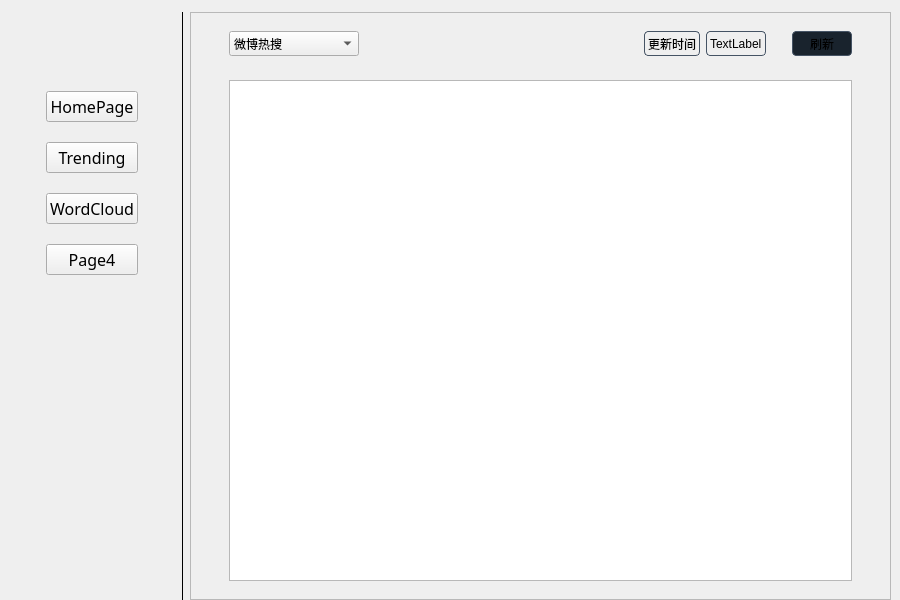
ZainLLL/TopTrending, file window.ui: the form before one commit.
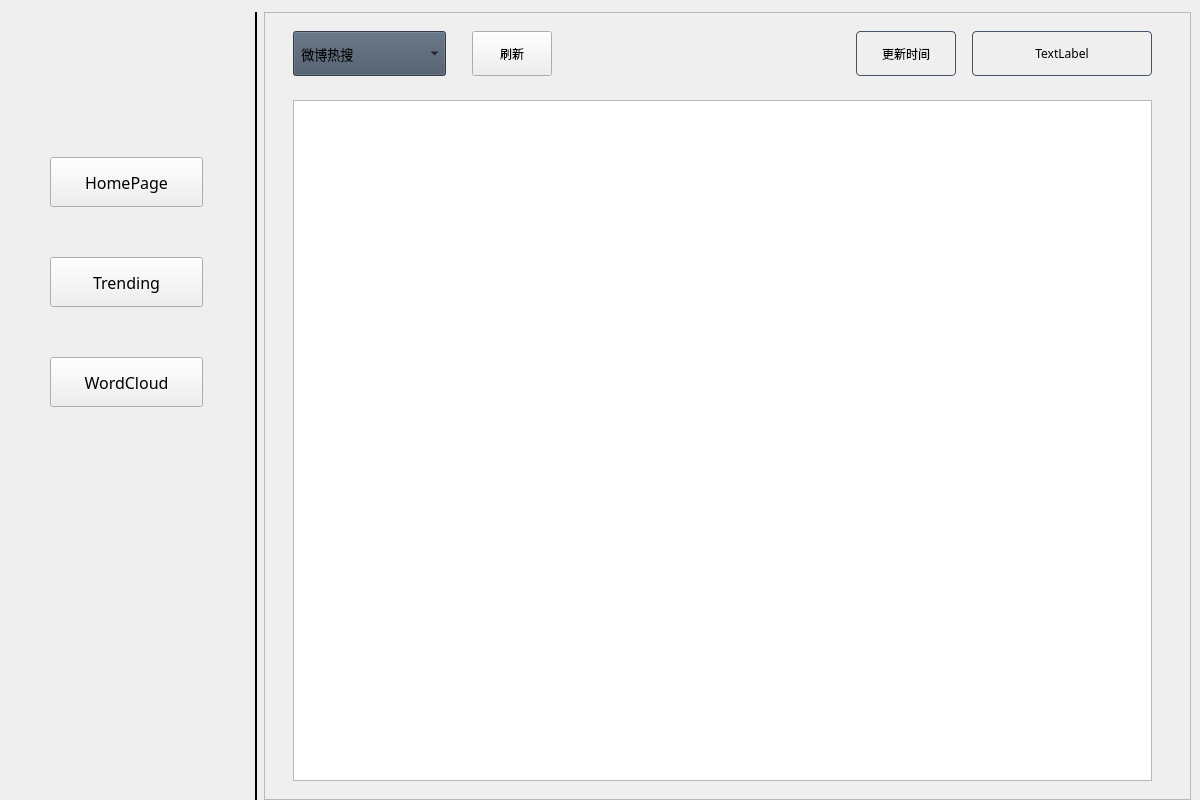
The form after the commit. The open tabs and pages were chosen to show the change. Icons and pictures are not drawn.

Commit message: :lipstick:finish Ui Update

What changed in the file:
```diff
--- a/window.ui
+++ b/window.ui
@@ -6,8 +6,8 @@
    <rect>
     <x>0</x>
     <y>0</y>
-    <width>900</width>
-    <height>600</height>
+    <width>1200</width>
+    <height>800</height>
    </rect>
   </property>
   <property name="minimumSize">
@@ -22,10 +22,10 @@
    </font>
   </property>
   <property name="windowTitle">
-   <string>MainWindow</string>
+   <string>TopTrending</string>
   </property>
   <property name="windowIcon">
-   <iconset resource="a.qrc">
+   <iconset resource="img.qrc">
     <normaloff>:/img/img/logo.ico</normaloff>
     <normalon>:/img/img/logo.ico</normalon>
     <disabledoff>:/img/img/logo.ico</disabledoff>
@@ -62,16 +62,22 @@
      <number>0</number>
     </property>
     <item>
-     <widget class="QFrame" name="frame">
+     <widget class="QFrame" name="Lpage">
       <property name="enabled">
        <bool>true</bool>
       </property>
       <property name="sizePolicy">
-       <sizepolicy hsizetype="Maximum" vsizetype="Preferred">
+       <sizepolicy hsizetype="Fixed" vsizetype="Preferred">
         <horstretch>0</horstretch>
         <verstretch>0</verstretch>
        </sizepolicy>
       </property>
+      <property name="minimumSize">
+       <size>
+        <width>240</width>
+        <height>0</height>
+       </size>
+      </property>
       <property name="mouseTracking">
        <bool>false</bool>
       </property>
@@ -91,6 +97,12 @@
        <property name="spacing">
         <number>16</number>
        </property>
+       <property name="leftMargin">
+        <number>6</number>
+       </property>
+       <property name="rightMargin">
+        <number>6</number>
+       </property>
        <item>
         <spacer name="verticalSpacer_4">
          <property name="orientation">
@@ -110,7 +122,7 @@
        <item>
         <widget class="QLabel" name="label">
          <property name="sizePolicy">
-          <sizepolicy hsizetype="Preferred" vsizetype="Preferred">
+          <sizepolicy hsizetype="Expanding" vsizetype="Minimum">
            <horstretch>0</horstretch>
            <verstretch>0</verstretch>
           </sizepolicy>
@@ -118,7 +130,7 @@
          <property name="minimumSize">
           <size>
            <width>0</width>
-           <height>0</height>
+           <height>45</height>
           </size>
          </property>
          <property name="maximumSize">
@@ -134,7 +146,7 @@
           <enum>Qt::PlainText</enum>
          </property>
          <property name="pixmap">
-          <pixmap resource="a.qrc">:/img/img/title_black.png</pixmap>
+          <pixmap resource="img.qrc">:/img/img/title_black.png</pixmap>
          </property>
          <property name="scaledContents">
           <bool>true</bool>
@@ -150,6 +162,21 @@
           <enum>QFrame::Raised</enum>
          </property>
          <layout class="QHBoxLayout" name="horizontalLayout_8">
+          <property name="spacing">
+           <number>0</number>
+          </property>
+          <property name="leftMargin">
+           <number>0</number>
+          </property>
+          <property name="topMargin">
+           <number>0</number>
+          </property>
+          <property name="rightMargin">
+           <number>0</number>
+          </property>
+          <property name="bottomMargin">
+           <number>0</number>
+          </property>
           <item>
            <spacer name="horizontalSpacer_12">
             <property name="orientation">
@@ -160,7 +187,7 @@
             </property>
             <property name="sizeHint" stdset="0">
              <size>
-              <width>10</width>
+              <width>20</width>
               <height>20</height>
              </size>
             </property>
@@ -176,16 +203,31 @@
             </property>
             <layout class="QVBoxLayout" name="verticalLayout_4">
              <property name="spacing">
+              <number>50</number>
+             </property>
+             <property name="leftMargin">
+              <number>15</number>
+             </property>
+             <property name="topMargin">
+              <number>55</number>
+             </property>
+             <property name="rightMargin">
               <number>20</number>
              </property>
              <item>
               <widget class="QPushButton" name="btn1">
                <property name="sizePolicy">
-                <sizepolicy hsizetype="Preferred" vsizetype="Preferred">
+                <sizepolicy hsizetype="Preferred" vsizetype="Fixed">
                  <horstretch>0</horstretch>
                  <verstretch>0</verstretch>
                 </sizepolicy>
                </property>
+               <property name="minimumSize">
+                <size>
+                 <width>150</width>
+                 <height>50</height>
+                </size>
+               </property>
                <property name="maximumSize">
                 <size>
                  <width>16777215</width>
@@ -206,11 +248,17 @@
              <item>
               <widget class="QPushButton" name="btn2">
                <property name="sizePolicy">
-                <sizepolicy hsizetype="Preferred" vsizetype="Preferred">
+                <sizepolicy hsizetype="Preferred" vsizetype="Fixed">
                  <horstretch>0</horstretch>
                  <verstretch>0</verstretch>
                 </sizepolicy>
                </property>
+               <property name="minimumSize">
+                <size>
+                 <width>0</width>
+                 <height>50</height>
+                </size>
+               </property>
                <property name="font">
                 <font>
                  <family>等距更纱黑体 SC</family>
@@ -225,11 +273,17 @@
              <item>
               <widget class="QPushButton" name="btn3">
                <property name="sizePolicy">
-                <sizepolicy hsizetype="Preferred" vsizetype="Preferred">
+                <sizepolicy hsizetype="Preferred" vsizetype="Fixed">
                  <horstretch>0</horstretch>
                  <verstretch>0</verstretch>
                 </sizepolicy>
                </property>
+               <property name="minimumSize">
+                <size>
+                 <width>0</width>
+                 <height>50</height>
+                </size>
+               </property>
                <property name="font">
                 <font>
                  <family>等距更纱黑体 SC</family>
@@ -241,34 +295,6 @@
                </property>
               </widget>
              </item>
-             <item>
-              <widget class="QPushButton" name="btn4">
-               <property name="enabled">
-                <bool>true</bool>
-               </property>
-               <property name="sizePolicy">
-                <sizepolicy hsizetype="Preferred" vsizetype="Preferred">
-                 <horstretch>0</horstretch>
-                 <verstretch>0</verstretch>
-                </sizepolicy>
-               </property>
-               <property name="minimumSize">
-                <size>
-                 <width>0</width>
-                 <height>0</height>
-                </size>
-               </property>
-               <property name="font">
-                <font>
-                 <family>等距更纱黑体 SC</family>
-                 <pointsize>12</pointsize>
-                </font>
-               </property>
-               <property name="text">
-                <string>Page4</string>
-               </property>
-              </widget>
-             </item>
             </layout>
            </widget>
           </item>
@@ -282,7 +308,7 @@
             </property>
             <property name="sizeHint" stdset="0">
              <size>
-              <width>10</width>
+              <width>20</width>
               <height>20</height>
              </size>
             </property>
@@ -316,7 +342,7 @@
        <enum>QFrame::Plain</enum>
       </property>
       <property name="lineWidth">
-       <number>1</number>
+       <number>2</number>
       </property>
       <property name="orientation">
        <enum>Qt::Vertical</enum>
@@ -332,7 +358,7 @@
        <enum>QFrame::Plain</enum>
       </property>
       <property name="currentIndex">
-       <number>1</number>
+       <number>2</number>
       </property>
       <widget class="QWidget" name="IntroPage">
        <layout class="QGridLayout" name="gridLayout">
@@ -414,7 +440,7 @@
              </property>
              <property name="sizeHint" stdset="0">
               <size>
-               <width>20</width>
+               <width>10</width>
                <height>20</height>
               </size>
              </property>
@@ -430,39 +456,106 @@
              </property>
              <property name="minimumSize">
               <size>
-               <width>130</width>
-               <height>16</height>
+               <width>153</width>
+               <height>45</height>
               </size>
              </property>
+             <property name="maximumSize">
+              <size>
+               <width>16777215</width>
+               <height>50</height>
+              </size>
+             </property>
+             <property name="font">
+              <font>
+               <family>微软雅黑</family>
+               <pointsize>10</pointsize>
+              </font>
+             </property>
+             <property name="layoutDirection">
+              <enum>Qt::LeftToRight</enum>
+             </property>
+             <property name="styleSheet">
+              <string notr="true">background-color: #455364;</string>
+             </property>
+             <property name="sizeAdjustPolicy">
+              <enum>QComboBox::AdjustToContents</enum>
+             </property>
+             <property name="duplicatesEnabled">
+              <bool>false</bool>
+             </property>
              <item>
               <property name="text">
-               <string>微博热搜 </string>
+               <string> 微博热搜 </string>
               </property>
               <property name="icon">
-               <iconset resource="a.qrc">
+               <iconset resource="img.qrc">
                 <normaloff>:/img/img/weibo.png</normaloff>:/img/img/weibo.png</iconset>
               </property>
              </item>
              <item>
               <property name="text">
-               <string>知乎热榜 </string>
+               <string> 知乎热榜 </string>
               </property>
               <property name="icon">
-               <iconset resource="a.qrc">
+               <iconset resource="img.qrc">
                 <normaloff>:/img/img/zhihu.png</normaloff>:/img/img/zhihu.png</iconset>
               </property>
              </item>
              <item>
               <property name="text">
-               <string>百度热搜 </string>
+               <string> 百度热搜 </string>
               </property>
               <property name="icon">
-               <iconset resource="a.qrc">
+               <iconset resource="img.qrc">
                 <normaloff>:/img/img/baidu.png</normaloff>:/img/img/baidu.png</iconset>
               </property>
              </item>
             </widget>
            </item>
+           <item>
+            <spacer name="horizontalSpacer_3">
+             <property name="orientation">
+              <enum>Qt::Horizontal</enum>
+             </property>
+             <property name="sizeType">
+              <enum>QSizePolicy::Fixed</enum>
+             </property>
+             <property name="sizeHint" stdset="0">
+              <size>
+               <width>20</width>
+               <height>20</height>
+              </size>
+             </property>
+            </spacer>
+           </item>
+           <item>
+            <widget class="QPushButton" name="RefreshButton">
+             <property name="sizePolicy">
+              <sizepolicy hsizetype="Fixed" vsizetype="Preferred">
+               <horstretch>0</horstretch>
+               <verstretch>0</verstretch>
+              </sizepolicy>
+             </property>
+             <property name="minimumSize">
+              <size>
+               <width>60</width>
+               <height>20</height>
+              </size>
+             </property>
+             <property name="font">
+              <font>
+               <family>微软雅黑</family>
+              </font>
+             </property>
+             <property name="styleSheet">
+              <string notr="true"/>
+             </property>
+             <property name="text">
+              <string>刷新</string>
+             </property>
+            </widget>
+           </item>
            <item>
             <spacer name="horizontalSpacer">
              <property name="orientation">
@@ -481,6 +574,23 @@
            </item>
            <item>
             <widget class="QLabel" name="label_6">
+             <property name="sizePolicy">
+              <sizepolicy hsizetype="Preferred" vsizetype="Preferred">
+               <horstretch>0</horstretch>
+               <verstretch>0</verstretch>
+              </sizepolicy>
+             </property>
+             <property name="minimumSize">
+              <size>
+               <width>100</width>
+               <height>45</height>
+              </size>
+             </property>
+             <property name="font">
+              <font>
+               <family>微软雅黑</family>
+              </font>
+             </property>
              <property name="styleSheet">
               <string notr="true">border: 1px solid #455364;border-radius: 4px;</string>
              </property>
@@ -490,10 +600,49 @@
              <property name="text">
               <string>更新时间</string>
              </property>
+             <property name="alignment">
+              <set>Qt::AlignCenter</set>
+             </property>
+             <property name="margin">
+              <number>5</number>
+             </property>
             </widget>
            </item>
+           <item>
+            <spacer name="horizontalSpacer_14">
+             <property name="orientation">
+              <enum>Qt::Horizontal</enum>
+             </property>
+             <property name="sizeType">
+              <enum>QSizePolicy::Fixed</enum>
+             </property>
+             <property name="sizeHint" stdset="0">
+              <size>
+               <width>10</width>
+               <height>20</height>
+              </size>
+             </property>
+            </spacer>
+           </item>
            <item>
             <widget class="QLabel" name="time_label">
+             <property name="sizePolicy">
+              <sizepolicy hsizetype="Preferred" vsizetype="Preferred">
+               <horstretch>0</horstretch>
+               <verstretch>0</verstretch>
+              </sizepolicy>
+             </property>
+             <property name="minimumSize">
+              <size>
+               <width>180</width>
+               <height>0</height>
+              </size>
+             </property>
+             <property name="font">
+              <font>
+               <family>微软雅黑</family>
+              </font>
+             </property>
              <property name="styleSheet">
               <string notr="true">border: 1px solid #455364;border-radius: 4px;</string>
              </property>
@@ -503,44 +652,11 @@
              <property name="text">
               <string>TextLabel</string>
              </property>
-            </widget>
-           </item>
-           <item>
-            <spacer name="horizontalSpacer_3">
-             <property name="orientation">
-              <enum>Qt::Horizontal</enum>
+             <property name="alignment">
+              <set>Qt::AlignCenter</set>
              </property>
-             <property name="sizeType">
-              <enum>QSizePolicy::Fixed</enum>
-             </property>
-             <property name="sizeHint" stdset="0">
-              <size>
-               <width>20</width>
-               <height>20</height>
-              </size>
-             </property>
-            </spacer>
-           </item>
-           <item>
-            <widget class="QPushButton" name="RefreshButton">
-             <property name="sizePolicy">
-              <sizepolicy hsizetype="Fixed" vsizetype="Preferred">
-               <horstretch>0</horstretch>
-               <verstretch>0</verstretch>
-              </sizepolicy>
-             </property>
-             <property name="minimumSize">
-              <size>
-               <width>60</width>
-               <height>20</height>
-              </size>
-             </property>
-             <property name="styleSheet">
-              <string notr="true">background: #19232D;
-border: 1px solid #455364;border-radius: 4px;</string>
-             </property>
-             <property name="text">
-              <string>刷新</string>
+             <property name="margin">
+              <number>5</number>
              </property>
             </widget>
            </item>
@@ -569,7 +685,7 @@
            <enum>Qt::LeftToRight</enum>
           </property>
           <property name="currentIndex">
-           <number>1</number>
+           <number>0</number>
           </property>
           <widget class="QWidget" name="wb">
            <layout class="QHBoxLayout" name="horizontalLayout_5">
@@ -583,7 +699,7 @@
               </property>
               <property name="sizeHint" stdset="0">
                <size>
-                <width>20</width>
+                <width>10</width>
                 <height>20</height>
                </size>
               </property>
@@ -606,6 +722,9 @@
                 <height>0</height>
                </size>
               </property>
+              <property name="styleSheet">
+               <string notr="true">QListView::item:hover:!selected {font-weight: bold;}</string>
+              </property>
              </widget>
             </item>
             <item>
@@ -659,7 +778,7 @@
                </size>
               </property>
               <property name="styleSheet">
-               <string notr="true">QListWidget::item:{padding-top:-2px; padding-bottom:1px;border: 1px solid red;}</string>
+               <string notr="true">QListWidget::item:{padding-top:-2px; padding-bottom:1px}</string>
               </property>
               <property name="frameShadow">
                <enum>QFrame::Sunken</enum>
@@ -671,10 +790,10 @@
                <bool>false</bool>
               </property>
               <property name="resizeMode">
-               <enum>QListView::Fixed</enum>
+               <enum>QListView::Adjust</enum>
               </property>
               <property name="spacing">
-               <number>40</number>
+               <number>0</number>
               </property>
               <property name="wordWrap">
                <bool>true</bool>
@@ -812,7 +931,7 @@
           <string>微博热搜 </string>
          </property>
          <property name="icon">
-          <iconset resource="a.qrc">
+          <iconset resource="img.qrc">
            <normaloff>:/img/img/weibo.png</normaloff>:/img/img/weibo.png</iconset>
          </property>
         </item>
@@ -821,7 +940,7 @@
           <string>知乎热榜 </string>
          </property>
          <property name="icon">
-          <iconset resource="a.qrc">
+          <iconset resource="img.qrc">
            <normaloff>:/img/img/zhihu.png</normaloff>:/img/img/zhihu.png</iconset>
          </property>
         </item>
@@ -830,27 +949,12 @@
           <string>百度热搜 </string>
          </property>
          <property name="icon">
-          <iconset resource="a.qrc">
+          <iconset resource="img.qrc">
            <normaloff>:/img/img/baidu.png</normaloff>:/img/img/baidu.png</iconset>
          </property>
         </item>
        </widget>
       </widget>
-      <widget class="QWidget" name="window4">
-       <widget class="QLabel" name="label_4">
-        <property name="geometry">
-         <rect>
-          <x>40</x>
-          <y>50</y>
-          <width>121</width>
-          <height>51</height>
-         </rect>
-        </property>
-        <property name="text">
-         <string>wait for adding</string>
-        </property>
-       </widget>
-      </widget>
      </widget>
     </item>
    </layout>
```
Left out of the diff: 2 changed lines with no effect on the pictures. The commit also changes 5 other files.
